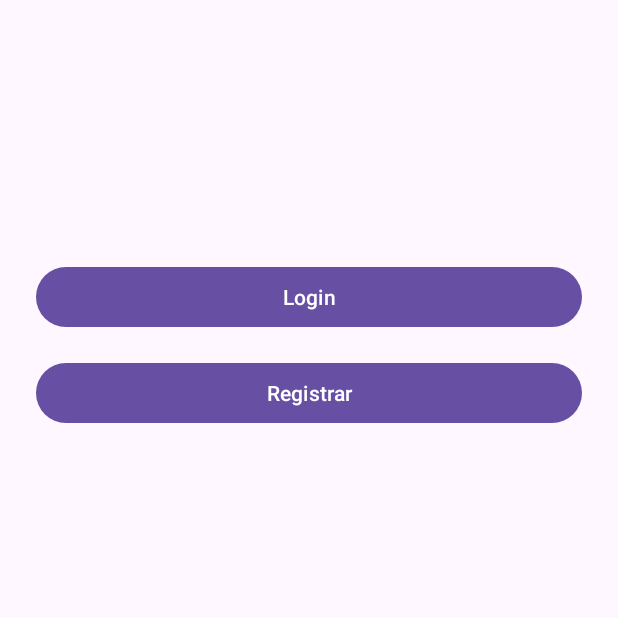
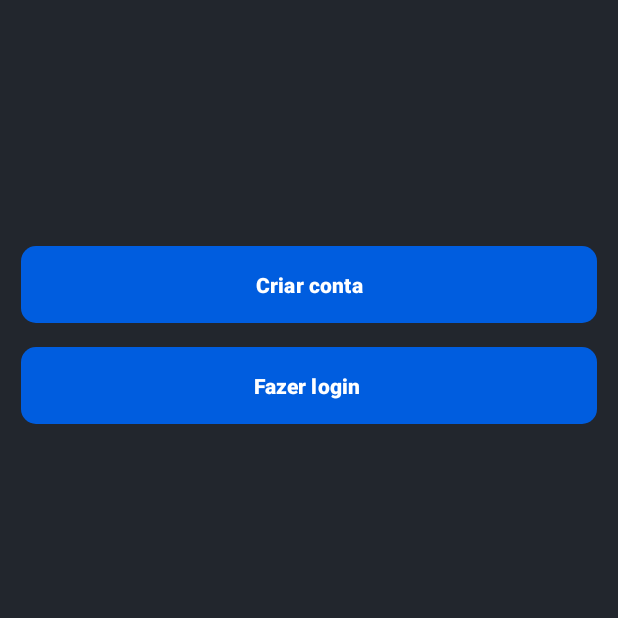
Before and after one commit to Habacuque-Gosch/OpenKnowledge-native, an Android app: the screen it shows after launch (MainActivity), on a phone screen of 412 x 824 dp, the top half of it. Run offline under Robolectric (Android 15) with nearby library versions, the phone set to English and light mode, and no system bars.

Commit message:
add root (colors) and config components base forms

```diff
--- a/app/src/main/java/com/example/growup/ui/auth/RegisterActivity.java
+++ b/app/src/main/java/com/example/growup/ui/auth/RegisterActivity.java
@@ -65,6 +65,7 @@ public class RegisterActivity extends AppCompatActivity {
                     new SessionManager(RegisterActivity.this).saveToken(response.body().getAccess());
                     Toast.makeText(RegisterActivity.this, "Registro concluído!", Toast.LENGTH_SHORT).show();
                     finish();
+                    startActivity(new Intent(RegisterActivity.this, LoginActivity.class));
                 } else {
                     Toast.makeText(RegisterActivity.this, "Erro ao registrar", Toast.LENGTH_SHORT).show();
                 }
--- /dev/null
+++ b/app/src/main/res/drawable/button_background.xml
@@ -0,0 +1,6 @@
+<?xml version="1.0" encoding="utf-8"?>
+
+<shape xmlns:android="http://schemas.android.com/apk/res/android">
+    <solid android:color="@color/primary_blue" />
+    <corners android:radius="10dp" />
+</shape>
--- /dev/null
+++ b/app/src/main/res/drawable/ic_email_field.xml
@@ -0,0 +1,5 @@
+<vector xmlns:android="http://schemas.android.com/apk/res/android" android:height="24dp" android:tint="#005DDF" android:viewportHeight="24" android:viewportWidth="24" android:width="24dp">
+
+    <path android:fillColor="@android:color/white" android:pathData="M20,4L4,4c-1.1,0 -1.99,0.9 -1.99,2L2,18c0,1.1 0.9,2 2,2h16c1.1,0 2,-0.9 2,-2L22,6c0,-1.1 -0.9,-2 -2,-2zM20,8l-8,5 -8,-5L4,6l8,5 8,-5v2z"/>
+
+</vector>
--- a/app/src/main/res/layout/activity_main.xml
+++ b/app/src/main/res/layout/activity_main.xml
@@ -4,25 +4,28 @@
     android:id="@+id/main"
     android:layout_width="match_parent"
     android:layout_height="match_parent"
-    android:padding="24dp">
+    android:padding="14dp">
 
     <Button
-        android:id="@+id/btnLogin"
+        style="@style/FormButton"
+        android:id="@+id/btnRegister"
         android:layout_width="0dp"
         android:layout_height="wrap_content"
-        android:text="Login"
+        android:text="Criar conta"
         app:layout_constraintTop_toTopOf="parent"
         app:layout_constraintStart_toStartOf="parent"
         app:layout_constraintEnd_toEndOf="parent"
         android:layout_marginTop="150dp"/>
 
     <Button
-        android:id="@+id/btnRegister"
+        style="@style/FormButton"
+        android:id="@+id/btnLogin"
         android:layout_width="0dp"
         android:layout_height="wrap_content"
-        android:text="Registrar"
-        app:layout_constraintTop_toBottomOf="@id/btnLogin"
+        android:text="Fazer login "
+        app:layout_constraintTop_toBottomOf="@id/btnRegister"
         app:layout_constraintStart_toStartOf="parent"
         app:layout_constraintEnd_toEndOf="parent"
         android:layout_marginTop="16dp"/>
+
 </androidx.constraintlayout.widget.ConstraintLayout>
--- a/app/src/main/res/navigation/nav_graph.xml
+++ b/app/src/main/res/navigation/nav_graph.xml
@@ -15,12 +15,12 @@
         android:id="@+id/savedCoursesFragment"
         android:name="com.example.growup.ui.saved.SavedCoursesFragment"
         android:label="Salvos"
-        tools:layout="@layout/fragment_saved_courses" />
+        tools:layout="@layout/course_fragment_saved" />
 
     <fragment
         android:id="@+id/profileFragment"
         android:name="com.example.growup.ui.profile.ProfileFragment"
         android:label="Perfil"
-        tools:layout="@layout/fragment_profile" />
+        tools:layout="@layout/profile_fragment" />
 
 </navigation>
--- a/app/src/main/res/values/colors.xml
+++ b/app/src/main/res/values/colors.xml
@@ -2,4 +2,15 @@
 <resources>
     <color name="black">#FF000000</color>
     <color name="white">#FFFFFFFF</color>
+
+    <color name="primary_blue">#005ddf</color>
+    <color name="primary_whiteblue">#47a1fe</color>
+    <color name="primary_black">#22262d</color>
+    <color name="primary_midnightblack">#272c35</color>
+
+    <color name="form_label">#22262d</color>
+    <color name="form_background">#ffffff</color>
+    <color name="form_border">#005ddf</color>
+    <color name="button_background">#005ddf</color>
+
 </resources>
--- /dev/null
+++ b/app/src/main/res/values/syles.xml
@@ -0,0 +1,27 @@
+<?xml version="1.0" encoding="utf-8"?>
+<resources>
+
+    <!-- Label (TextView acima dos campos) -->
+    <style name="FormLabel">
+        <item name="android:textColor">@color/form_label</item>
+        <item name="android:textSize">14sp</item>
+        <item name="android:layout_marginBottom">4dp</item>
+    </style>
+
+    <!-- Campo de texto base -->
+    <style name="FormField">
+        <item name="android:background">@drawable/form_field_background</item>
+        <item name="android:padding">12dp</item>
+        <item name="android:textColor">@color/primary_black</item>
+        <item name="android:textColorHint">@color/primary_midnightblack</item>
+    </style>
+
+    <!-- Botão padrão -->
+    <style name="FormButton">
+        <item name="android:background">@drawable/button_background</item>
+        <item name="android:textColor">@color/white</item>
+        <item name="android:padding">12dp</item>
+        <item name="android:textStyle">bold</item>
+    </style>
+
+</resources>
--- a/app/src/main/res/values/themes.xml
+++ b/app/src/main/res/values/themes.xml
@@ -1,8 +1,9 @@
 <resources xmlns:tools="http://schemas.android.com/tools">
     <!-- Base application theme. -->
     <style name="Base.Theme.Growup" parent="Theme.Material3.DayNight.NoActionBar">
-        <!-- Customize your light theme here. -->
-        <!-- <item name="colorPrimary">@color/my_light_primary</item> -->
+        <item name="android:windowBackground">@color/primary_black</item>
+        <item name="colorPrimary">@color/primary_blue</item>
+        <item name="colorSecondary">@color/primary_black</item>
     </style>
 
     <style name="Theme.Growup" parent="Base.Theme.Growup" />
```
Also changed, not shown: app/src/main/res/drawable/form_field_background.xml (added, +11 -0 lines), app/src/main/res/values-night/themes.xml (+5 -3 lines).
